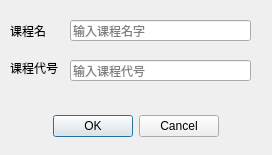
Qt form coursedialog.ui (Reloin/grade-system) before a commit.
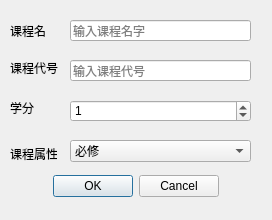
The same form after that commit.

Diff of the .ui file:
```diff
--- a/coursedialog.ui
+++ b/coursedialog.ui
@@ -7,7 +7,7 @@
     <x>0</x>
     <y>0</y>
     <width>272</width>
-    <height>155</height>
+    <height>220</height>
    </rect>
   </property>
   <property name="windowTitle">
@@ -17,7 +17,7 @@
    <property name="geometry">
     <rect>
      <x>0</x>
-     <y>110</y>
+     <y>170</y>
      <width>271</width>
      <height>32</height>
     </rect>
@@ -84,6 +84,68 @@
     <string>输入课程代号</string>
    </property>
   </widget>
+  <widget class="QLabel" name="creditLabel">
+   <property name="geometry">
+    <rect>
+     <x>10</x>
+     <y>100</y>
+     <width>47</width>
+     <height>16</height>
+    </rect>
+   </property>
+   <property name="text">
+    <string>学分</string>
+   </property>
+  </widget>
+  <widget class="QSpinBox" name="creditBox">
+   <property name="geometry">
+    <rect>
+     <x>70</x>
+     <y>100</y>
+     <width>181</width>
+     <height>22</height>
+    </rect>
+   </property>
+   <property name="maximum">
+    <number>10</number>
+   </property>
+   <property name="value">
+    <number>1</number>
+   </property>
+  </widget>
+  <widget class="QLabel" name="label">
+   <property name="geometry">
+    <rect>
+     <x>10</x>
+     <y>143</y>
+     <width>47</width>
+     <height>21</height>
+    </rect>
+   </property>
+   <property name="text">
+    <string>课程属性</string>
+   </property>
+  </widget>
+  <widget class="QComboBox" name="courseTypeBox">
+   <property name="geometry">
+    <rect>
+     <x>70</x>
+     <y>140</y>
+     <width>181</width>
+     <height>22</height>
+    </rect>
+   </property>
+   <item>
+    <property name="text">
+     <string>必修</string>
+    </property>
+   </item>
+   <item>
+    <property name="text">
+     <string>选修</string>
+    </property>
+   </item>
+  </widget>
  </widget>
  <resources/>
  <connections>
```
Left out of the diff: 4 changed lines with no effect on the pictures.
